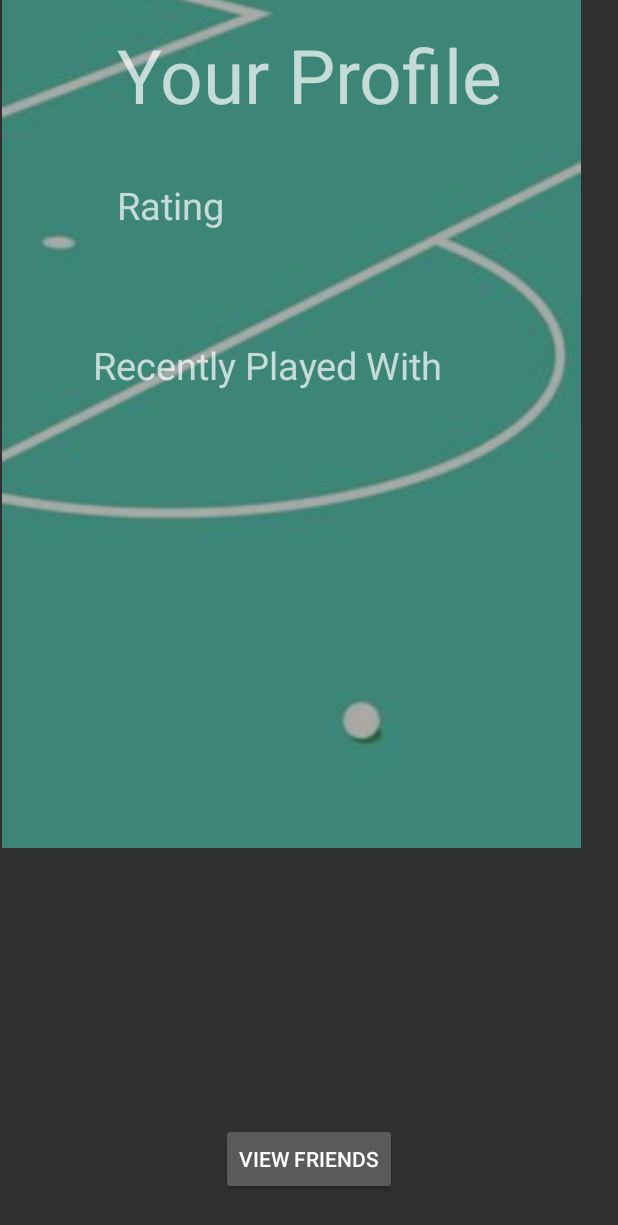
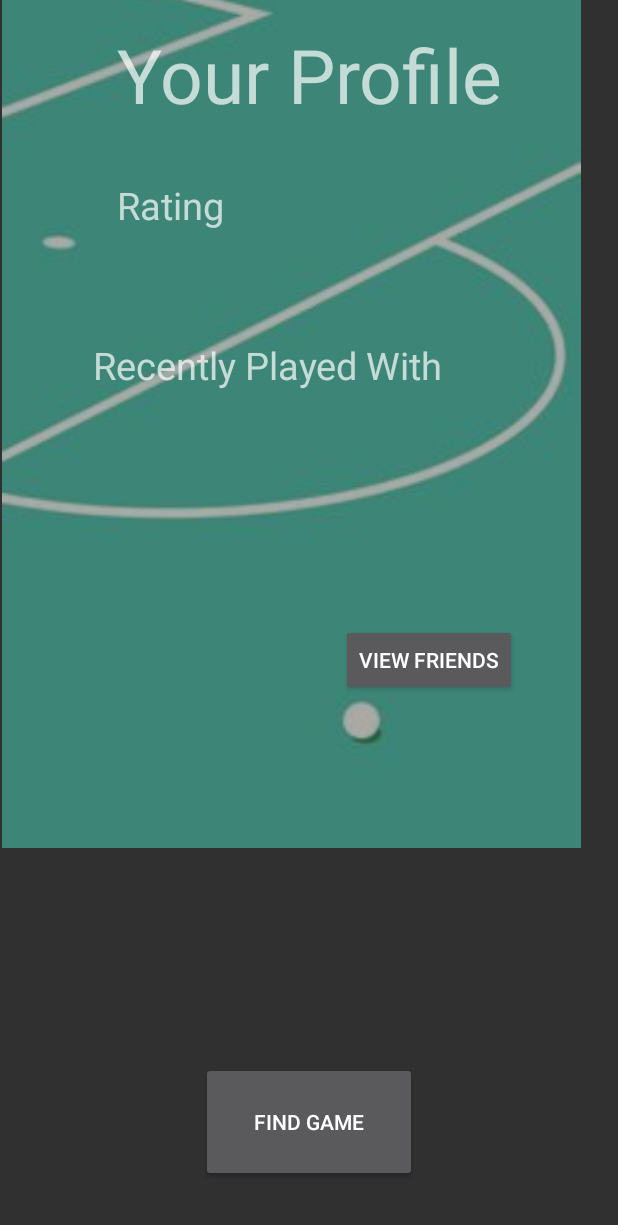
Before and after one commit to RyanBennett98/CalHacks2017, an Android app: the ProfileActivity screen opened directly, with no data from a screen before it, on a phone screen of 412 x 824 dp. Shown: the top 1225 px of the screen. Run offline under Robolectric (Android 15) with nearby library versions, the phone set to English and light mode, and no system bars; 1 statement that could not run was skipped.

Commit message:
added maps

```diff
--- a/proj/AndroidPickup/app/src/main/java/com/example/benjaminta/androidpickup/ProfileActivity.java
+++ b/proj/AndroidPickup/app/src/main/java/com/example/benjaminta/androidpickup/ProfileActivity.java
@@ -29,4 +29,10 @@ public class ProfileActivity extends AppCompatActivity {
         startActivity(intent);
     }
 
+    public void maps(View v) {
+        Intent intent = new Intent (this, MapsActivity.class);
+        startActivity(intent);
+    }
+
+
 }
--- a/proj/AndroidPickup/app/src/main/res/layout/activity_profile.xml
+++ b/proj/AndroidPickup/app/src/main/res/layout/activity_profile.xml
@@ -30,9 +30,9 @@
         app:layout_constraintBottom_toBottomOf="parent"
         app:layout_constraintRight_toRightOf="parent"
         tools:layout_constraintLeft_creator="1"
-        android:layout_marginBottom="27dp"
+        android:layout_marginBottom="360dp"
         app:layout_constraintLeft_toLeftOf="parent"
-        app:layout_constraintHorizontal_bias="0.501" />
+        app:layout_constraintHorizontal_bias="0.771" />
 
     <TextView
         android:id="@+id/textView10"
@@ -74,5 +74,19 @@
         app:layout_constraintTop_toTopOf="parent"
         android:layout_marginLeft="62dp" />
 
+    <Button
+        android:id="@+id/button5"
+        android:layout_width="144dp"
+        android:layout_height="80dp"
+        android:onClick="maps"
+        android:text="Find Game"
+        tools:layout_constraintRight_creator="1"
+        tools:layout_constraintBottom_creator="1"
+        app:layout_constraintBottom_toBottomOf="parent"
+        app:layout_constraintRight_toRightOf="parent"
+        tools:layout_constraintLeft_creator="1"
+        android:layout_marginBottom="36dp"
+        app:layout_constraintLeft_toLeftOf="parent" />
+
 
 </android.support.constraint.ConstraintLayout>
```
Also changed, not shown: proj/AndroidPickup/app/src/debug/res/values/google_maps_api.xml (added, +24 -0 lines), proj/AndroidPickup/app/src/main/AndroidManifest.xml (+16 -1 lines), proj/AndroidPickup/app/src/main/java/com/example/benjaminta/androidpickup/MapsActivity.java (added, +46 -0 lines), proj/AndroidPickup/app/src/main/res/layout/activity_maps.xml (added, +8 -0 lines).
